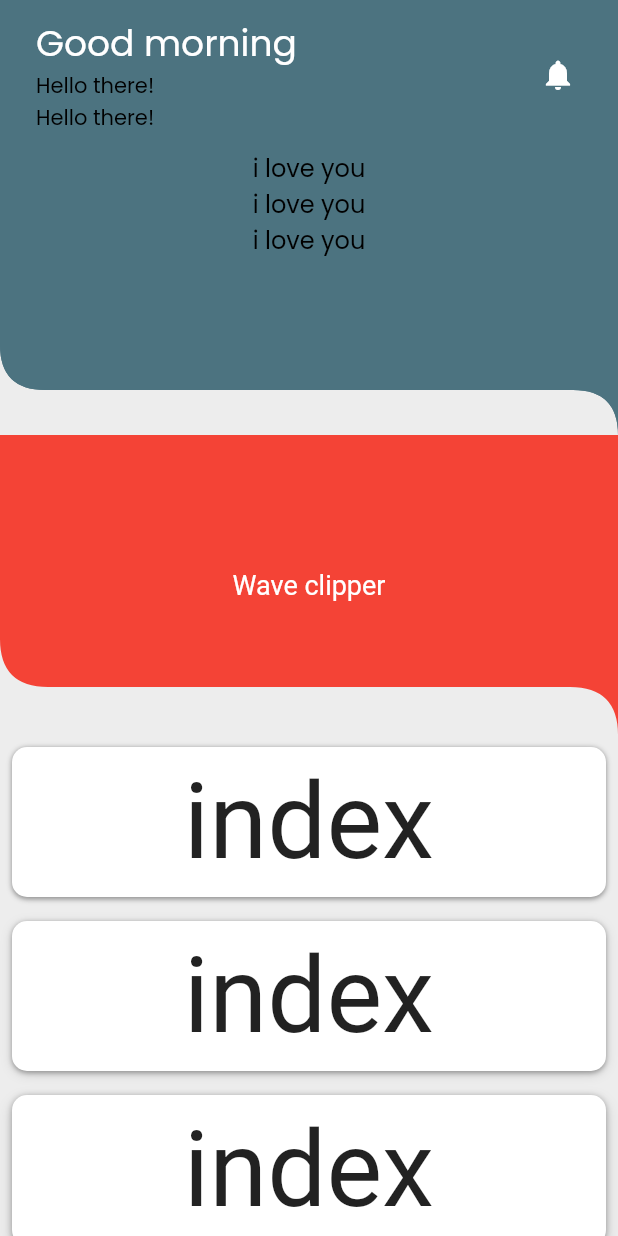
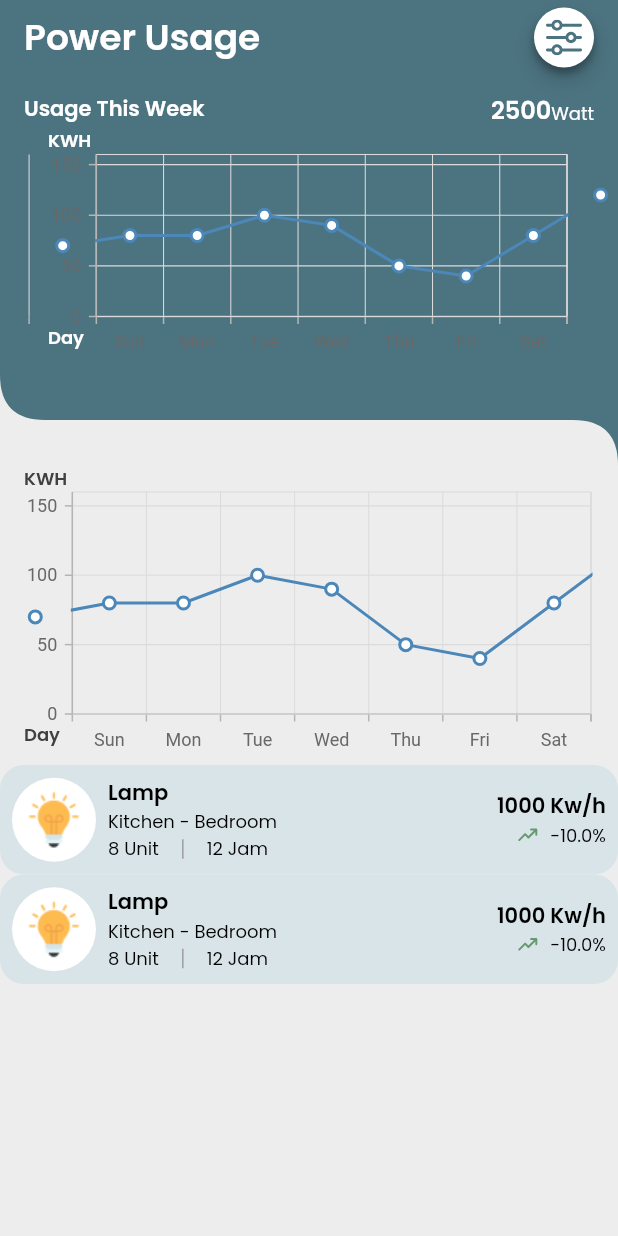
Before and after one commit to shakibhoseen/innovainfosys, a Flutter app: the UsagePage widget shown alone on an empty page, opened directly, on a phone screen of 412 x 824 dp. Run offline on Flutter 3.47's test engine with Material 2 defaults, Android fonts, the light colour scheme and no system bars; our stand-ins replace another_flushbar, flutter_svg, fluttertoast, google_fonts, google_nav_bar, syncfusion_flutter_charts.

Commit message:
usage necessary elements define done

```diff
--- /dev/null
+++ b/lib/model/usage_home_model.dart
@@ -0,0 +1,15 @@
+class UsageHomeModel{
+  String deviceName, roomName;
+  int powerOfEnergy, consumeEnergy, jamValue;
+  double savePercent;
+  bool isIncrease;
+
+  UsageHomeModel(
+      this.deviceName,
+      this.roomName,
+      this.jamValue,
+      this.powerOfEnergy,
+      this.consumeEnergy,
+      this.savePercent,
+      this.isIncrease);
+}
--- a/lib/res/assets_name.dart
+++ b/lib/res/assets_name.dart
@@ -20,6 +20,8 @@ class AssetsName {
 
   static const String deleteIconImageSvg = 'assets/images/delete.svg';
   static const String editIconImageSvg = 'assets/images/edit.svg';
+  static const String downIconImageSvg = 'assets/images/down.svg';
+  static const String upIconImageSvg = 'assets/images/up.svg';
 
   //png active home page
   static const String acImagePng = 'assets/images/ac_active.png';
--- /dev/null
+++ b/lib/res/design/usage_page/usage_header.dart
@@ -0,0 +1,80 @@
+import 'package:flutter/material.dart';
+import 'package:flutter_svg/flutter_svg.dart';
+import 'package:small_home_application/res/assets_name.dart';
+import 'package:small_home_application/res/component/my_custom_shape.dart';
+import 'package:small_home_application/res/component/my_shadow.dart';
+import 'package:small_home_application/res/constant.dart';
+import 'package:small_home_application/res/my_colors.dart';
+import 'package:small_home_application/utils/helper_widget.dart';
+import 'package:small_home_application/utils/line_chart_widgets.dart';
+import 'package:small_home_application/utils/utils.dart';
+
+Widget header(BuildContext context) {
+  return Column(
+    children: [
+      Row(
+        mainAxisAlignment: MainAxisAlignment.spaceBetween,
+        children: [
+          Text(
+            'Power Usage',
+            style: Constant.popins_changeable_size(
+                fontSize: 24, color: Colors.white, fontWeight: FontWeight.w600),
+            maxLines: 1,
+          ),
+          InkWell(
+            onTap: () {
+              Utils.showFlashBarMessage(
+                  'Power Usage home menu pressed', FlasType.success, context);
+            },
+            child: Container(
+              padding: const EdgeInsets.all(8),
+              decoration: BoxDecoration(
+                shape: BoxShape.circle,
+                color: Colors.white,
+                boxShadow: MyShadow.boxShadow5(),
+              ),
+              child: SvgPicture.asset(
+                AssetsName.filterIconImageSvg,
+                height: 24,
+                width: 24,
+              ),
+            ),
+          ),
+        ],
+      ),
+      addVerticalSpace(16),
+      Row(
+        mainAxisAlignment: MainAxisAlignment.spaceBetween,
+        children: [
+          Text('Usage This Week',style: Constant.popins_base(fontWeight: FontWeight.w600, color: Colors.white)),
+          Row(
+            crossAxisAlignment: CrossAxisAlignment.end,
+            children: [
+              Text('2500',style: Constant.popins_lg(fontWeight: FontWeight.w600, color: Colors.white)),
+              Text('Watt',style: Constant.popins_sm(color: Colors.white)),
+            ],
+          ),
+        ],
+      ),
+      chartScreen(height: 160, showType: ShowType.weekend, textColor: MyColors.white),
+    ],
+  );
+}
+
+Widget backgroundAppBar() {
+  return Container(
+    padding: const EdgeInsets.all(8),
+    decoration: ShapeDecoration(
+      shape: MyCustomShape(30),
+      color: MyColors.main2Color,
+      shadows: MyShadow.boxShadow5(),
+    ),
+    child: Column(
+      children: [
+        addVerticalSpace(85),
+
+
+      ],
+    ),
+  );
+}
--- /dev/null
+++ b/lib/res/design/usage_page/usage_middle.dart
@@ -0,0 +1,85 @@
+import 'package:flutter/material.dart';
+import 'package:flutter_svg/flutter_svg.dart';
+import 'package:small_home_application/model/usage_home_model.dart';
+import 'package:small_home_application/res/assets_name.dart';
+import 'package:small_home_application/res/constant.dart';
+import 'package:small_home_application/res/my_colors.dart';
+import 'package:small_home_application/utils/helper_widget.dart';
+
+final List<UsageHomeModel> usageItems =[
+  UsageHomeModel('Lamp', 'Kitchen-Bedroom', 12, 1000, 8, -10, true),
+];
+
+Widget UsageHomeDesign(){
+  return Column(
+    children: [
+      usageItemDesign(),
+      usageItemDesign(),
+    ],
+  );
+}
+
+Widget usageItemDesign(){
+  return Container(
+    padding: const EdgeInsets.all(8),
+    decoration: BoxDecoration(
+      color: MyColors.surface2Color,
+      borderRadius: BorderRadius.circular(16),
+    ),
+    child: Row(
+      children: [
+        Container(
+          padding: EdgeInsets.all(8),
+          decoration: BoxDecoration(
+            shape: BoxShape.circle,
+            color: Colors.white,
+          ),
+          child: Image.asset(AssetsName.lightSmartImagePng, height: 40, width: 40,),
+        ),
+        addHorizontalSpace(8),
+        Flexible(
+          child: Column(
+            crossAxisAlignment: CrossAxisAlignment.start,
+            children: [
+              Text('Lamp', style: Constant.popins_base(fontWeight: FontWeight.w600),),
+              Text('Kitchen - Bedroom', style: Constant.popins_sm(),),
+              Row(
+                children: [
+                  Text(
+                    '8 Unit',
+                    style: Constant.popins_sm(),
+                  ),
+                  addHorizontalSpace(8),
+                  SizedBox(
+                    height: 13,
+                    child: customVerticalDivider(),
+                  ),
+                  addHorizontalSpace(8),
+                  Text(
+                    '12 Jam',
+                    style: Constant.popins_sm(),
+                  ),
+                ],
+              ),
+            ],
+          ),
+        ),
+        Column(
+          crossAxisAlignment: CrossAxisAlignment.end,
+          children: [
+            Text('1000 Kw/h', style: Constant.popins_base(fontWeight: FontWeight.w600),),
+
+            Row(
+              children: [
+                SvgPicture.asset(AssetsName.upIconImageSvg),
+                addHorizontalSpace(8),
+
+                Text('-10.0%', style: Constant.popins_sm(),),
+              ],
+            ),
+          ],
+        )
+      ],
+    ),
+  );
+}
--- /dev/null
+++ b/lib/utils/line_chart_widgets.dart
@@ -0,0 +1,104 @@
+import 'package:flutter/material.dart';
+import 'package:small_home_application/res/constant.dart';
+import 'package:small_home_application/res/my_colors.dart';
+import 'package:syncfusion_flutter_charts/charts.dart';
+enum ShowType  {weekend, day}
+final  weekendValue = ["", "Sun","Mon", "Tue", "Wed", "Thu", "Fri", "Sat"];
+class LineChartWidgets extends StatelessWidget {
+  final List<DataPoint> data;
+  final type;
+  final Color color;
+  const LineChartWidgets(this.data, {super.key, this.type = ShowType.day, this.color = Colors.black});
+
+  @override
+  Widget build(BuildContext context) {
+    return SfCartesianChart(
+      primaryXAxis: CategoryAxis(
+        axisLabelFormatter: (axisLabelRenderArgs) {
+          int index = axisLabelRenderArgs.value.toInt();
+          index = index%8;
+          return ChartAxisLabel(
+              type==ShowType.day ?'${axisLabelRenderArgs.value.toInt()}am' : weekendValue[index], Constant.popins_xs(color: color));
+        },
+
+        minimum: 1,
+        maximum: 7,
+        interval: 1,
+      ),
+      primaryYAxis: NumericAxis(
+        minimum: 0,
+        maximum: 160,
+        interval: 50,
+        axisLabelFormatter: (axisLabelRenderArgs) {
+          return ChartAxisLabel(
+              '${axisLabelRenderArgs.value.toInt()}', Constant.popins_xs(color: color));
+        },
+      ),
+      series: <ChartSeries>[
+        LineSeries<DataPoint, double>(
+          dataSource: data,
+          xValueMapper: (DataPoint point, _) => point.time,
+          yValueMapper: (DataPoint point, _) => point.value,
+          markerSettings: MarkerSettings(isVisible: true),
+        ),
+      ],
+    );
+  }
+}
+
+Widget chartScreen({double height = 200, ShowType showType = ShowType.day, textColor = MyColors.textColor}) {
+  // Define the data points
+  final data = [
+    DataPoint(1, 70),
+    DataPoint(1.2, 80),
+    DataPoint(1.3, 80),
+    DataPoint(2, 100),
+    DataPoint(2.1, 90),
+    DataPoint(3, 50),
+    DataPoint(3.4, 40),
+    DataPoint(4, 80),
+    DataPoint(5, 120),
+    DataPoint(6, 90),
+    DataPoint(7, 70),
+  ];
+
+  return Padding(
+    padding: const EdgeInsets.symmetric(horizontal: 8.0),
+    child: SizedBox(
+      height: height,
+      child: Stack(
+        children: [
+          Positioned(
+            left: 8,
+            child: Text(
+              "KWH",
+              style: Constant.popins_sm(fontWeight: FontWeight.w600, color: textColor),
+            ),
+          ),
+          Positioned(
+            bottom: 11,
+            left: 8,
+            child: Text(
+              showType==ShowType.day ?"Time": "Day",
+              style: Constant.popins_sm(fontWeight: FontWeight.w600, color: textColor),
+            ),
+          ),
+          SizedBox(
+            height: height,
+            child: Padding(
+              padding: const EdgeInsets.only(top: 8.0),
+              child: LineChartWidgets(data, type: showType, color: textColor,),
+            ),
+          ),
+        ],
+      ),
+    ),
+  );
+}
+
+class DataPoint {
+  final double time;
+  final int value;
+
+  DataPoint(this.time, this.value);
+}
--- a/lib/view/pages/usage_page.dart
+++ b/lib/view/pages/usage_page.dart
@@ -3,7 +3,11 @@ import 'package:small_home_application/res/component/my_custom_shape.dart';
 import 'package:small_home_application/res/component/my_shadow.dart';
 import 'package:small_home_application/res/component/wave_clipper.dart';
 import 'package:small_home_application/res/constant.dart';
+import 'package:small_home_application/res/design/usage_page/usage_middle.dart';
 import 'package:small_home_application/res/my_colors.dart';
+import 'package:small_home_application/utils/line_chart_widgets.dart';
+
+import '../../res/design/usage_page/usage_header.dart';
 
 class UsagePage extends StatelessWidget {
   const UsagePage({Key? key}) : super(key: key);
@@ -13,203 +17,28 @@ class UsagePage extends StatelessWidget {
     return CustomScrollView(
       slivers: [
         SliverAppBar(
-          collapsedHeight: 150,
-          toolbarHeight: 100,
+          automaticallyImplyLeading: false,
+          collapsedHeight: 310,
+          toolbarHeight: 250,
           shape: MyCustomShape(30),
           pinned: true,
-          expandedHeight: 290.0,
-          title: header(),
-          flexibleSpace: FlexibleSpaceBar(
-            background: backgorundAppBar(),
-          ),
-          // bottom: PreferredSize(
-          //   preferredSize: const Size.fromHeight(80),
-          //   child: ClipPath(
-          //     clipper: WaveClipper(),
-          //     child: Container(
-          //       width: double.infinity,
-          //         height: 60,
-          //         color: Colors.green,
-          //         child: Text("hey")),
-          //   ),
-          // ),
+          //expandedHeight: 310.0,
+          title: header(context),
+
         ),
         SliverToBoxAdapter(
-          child: ClipPath(
-            clipper: WaveClipper(),
-            child: Container(
-              color: Colors.red,
-              height: 200,
-              width: 200,
-              alignment: Alignment.center,
-              child: const Text(
-                "Wave clipper",
-                style: TextStyle(
-                  fontSize: 18,
-                  color: Colors.white,
-                ),
-              ),
-            ),
-          ),
+          child: SizedBox(
+            height: 200,
+              width: double.infinity,
+              child: chartScreen(showType: ShowType.weekend)),
         ),
+
         SliverToBoxAdapter(
-          child: Padding(
-            padding: const EdgeInsets.all(8.0),
-            child: Container(
-              height: 100.0,
-              decoration: BoxDecoration(
-                boxShadow: MyShadow.boxShadow1(),
-                color: Colors.white,
-                borderRadius: const BorderRadius.all(Radius.circular(10)),
-              ),
-              child: Center(
-                child: Text('index', textScaleFactor: 5),
-              ),
-            ),
-          ),
-        ),
-        SliverToBoxAdapter(
-          child: Padding(
-            padding: const EdgeInsets.all(8.0),
-            child: Container(
-              height: 100.0,
-              decoration: BoxDecoration(
-                boxShadow: MyShadow.boxShadow2(),
-                color: Colors.white,
-                borderRadius: const BorderRadius.all(Radius.circular(10)),
-              ),
-              child: Center(
-                child: Text('index', textScaleFactor: 5),
-              ),
-            ),
-          ),
-        ),
-        SliverToBoxAdapter(
-          child: Padding(
-            padding: const EdgeInsets.all(8.0),
-            child: Container(
-              height: 100.0,
-              decoration: BoxDecoration(
-                boxShadow: MyShadow.boxShadow3(),
-                color: Colors.white,
-                borderRadius: const BorderRadius.all(Radius.circular(10)),
-              ),
-              child: Center(
-                child: Text('index', textScaleFactor: 5),
-              ),
-            ),
-          ),
-        ),
-        SliverToBoxAdapter(
-          child: Padding(
-            padding: const EdgeInsets.all(8.0),
-            child: Container(
-              height: 100.0,
-              decoration: BoxDecoration(
-                boxShadow: MyShadow.boxShadow4(),
-                color: Colors.white,
-                borderRadius: const BorderRadius.all(Radius.circular(10)),
-              ),
-              child: Center(
-                child: Text('index', textScaleFactor: 5),
-              ),
-            ),
-          ),
-        ),
-        SliverToBoxAdapter(
-          child: Padding(
-            padding: const EdgeInsets.all(8.0),
-            child: Container(
-              height: 100.0,
-              decoration: BoxDecoration(
-                boxShadow: MyShadow.boxShadow5(),
-                color: Colors.white,
-                borderRadius: const BorderRadius.all(Radius.circular(10)),
-              ),
-              child: Center(
-                child: Text('index', textScaleFactor: 5),
-              ),
-            ),
-          ),
-        ),
-        SliverToBoxAdapter(
-          child: Padding(
-            padding: const EdgeInsets.all(8.0),
-            child: Container(
-              height: 100.0,
-              decoration: BoxDecoration(
-                boxShadow: MyShadow.boxShadow6(),
-                color: Colors.white,
-                borderRadius: const BorderRadius.all(Radius.circular(10)),
-              ),
-              child: Center(
-                child: Text('index', textScaleFactor: 5),
-              ),
-            ),
-          ),
-        ),
+          child: UsageHomeDesign(),
+        )
+
+
       ],
     );
   }
 }
-
-Widget header() {
-  return Row(
-    mainAxisAlignment: MainAxisAlignment.spaceBetween,
-    crossAxisAlignment: CrossAxisAlignment.center,
-    children: [
-      Padding(
-        padding: const EdgeInsets.all(8.0),
-        child: Column(
-          crossAxisAlignment: CrossAxisAlignment.start,
-          children: [
-            Text(
-              'Good morning',
-              style: Constant.popins_changeable_size(
-                  fontSize: 24, color: Colors.white),
-              maxLines: 1,
-            ),
-            Text(
-              'Hello there!',
-              style: Constant.popins_base(),
-              maxLines: 1,
-            ),
-            Text(
-              'Hello there!',
-              style: Constant.popins_base(),
-              maxLines: 1,
-            )
-          ],
-        ),
-      ),
-      IconButton(onPressed: () {}, icon: const Icon(Icons.notifications)),
-    ],
-  );
-}
-
-Widget backgorundAppBar() {
-  return Container(
-    decoration: ShapeDecoration(
-
-      shape: MyCustomShape(30),
-      color: MyColors.main2Color,
-    ),
-    child: Column(
-      children: [
-        SizedBox(height: 100,),
-        Text(
-          'i love you',
-          style: Constant.popins_lg(),
-        ),
-        Text(
-          'i love you',
-          style: Constant.popins_lg(),
-        ),
-        Text(
-          'i love you',
-          style: Constant.popins_lg(),
-        ),
-      ],
-    ),
-  );
-}
--- a/pubspec.yaml
+++ b/pubspec.yaml
@@ -41,6 +41,7 @@ dependencies:
   google_fonts: ^4.0.4
   google_nav_bar: ^5.0.6
   flutter_svg: ^2.0.6
+  syncfusion_flutter_charts: ^21.2.9
 
 dev_dependencies:
   flutter_test:
```
Also changed, not shown: assets/images/down.svg (added), assets/images/up.svg (added), pubspec.lock.
